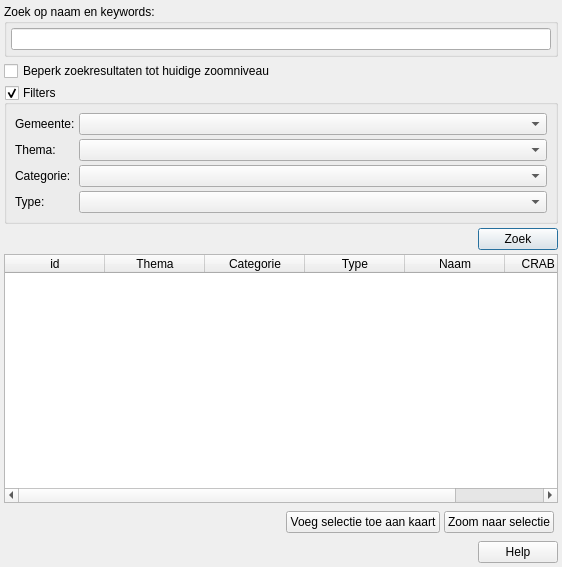
Before: the Qt Designer form ui_geopunt4QgisPoi.ui in warrieka/geopunt4Qgis, drawn with Qt 5.
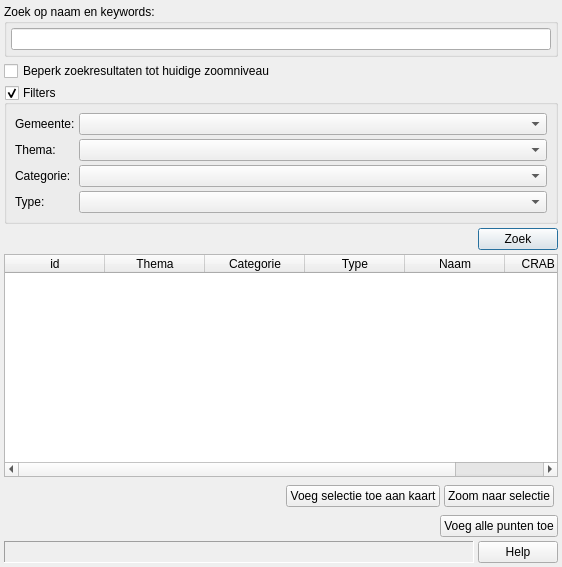
After: the same form once the commit is applied. Icons and pictures are not drawn.

```diff
--- a/ui_geopunt4QgisPoi.ui
+++ b/ui_geopunt4QgisPoi.ui
@@ -294,7 +294,7 @@
     </widget>
    </item>
    <item>
-    <layout class="QHBoxLayout" name="buttonBoxLayout">
+    <layout class="QHBoxLayout" name="horizontalLayout_4">
      <item>
       <spacer name="horizontalSpacer_2">
        <property name="orientation">
@@ -307,6 +307,39 @@
         </size>
        </property>
       </spacer>
+     </item>
+     <item>
+      <widget class="QPushButton" name="addMinModelBtn">
+       <property name="toolTip">
+        <string>&lt;html&gt;&lt;head/&gt;&lt;body&gt;&lt;p&gt;Een versie met beperke attributen tot 1000 punten.&lt;/p&gt;&lt;p&gt;Plaatsen dicht bij elkaar kunnen geclusterd worden.&lt;/p&gt;&lt;/body&gt;&lt;/html&gt;</string>
+       </property>
+       <property name="text">
+        <string>Voeg alle punten toe</string>
+       </property>
+      </widget>
+     </item>
+    </layout>
+   </item>
+   <item>
+    <layout class="QHBoxLayout" name="buttonBoxLayout">
+     <item>
+      <widget class="QLabel" name="msgLbl">
+       <property name="sizePolicy">
+        <sizepolicy hsizetype="Expanding" vsizetype="Preferred">
+         <horstretch>0</horstretch>
+         <verstretch>0</verstretch>
+        </sizepolicy>
+       </property>
+       <property name="frameShape">
+        <enum>QFrame::Panel</enum>
+       </property>
+       <property name="frameShadow">
+        <enum>QFrame::Sunken</enum>
+       </property>
+       <property name="text">
+        <string/>
+       </property>
+      </widget>
      </item>
      <item>
       <widget class="QDialogButtonBox" name="buttonBox">
```
